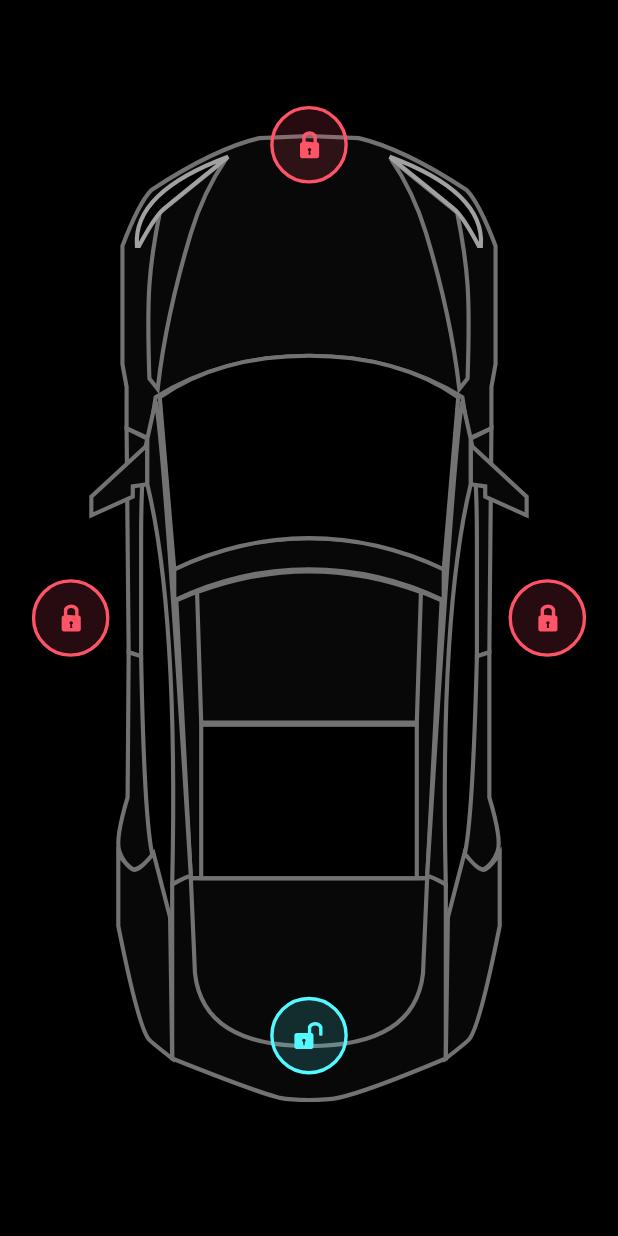
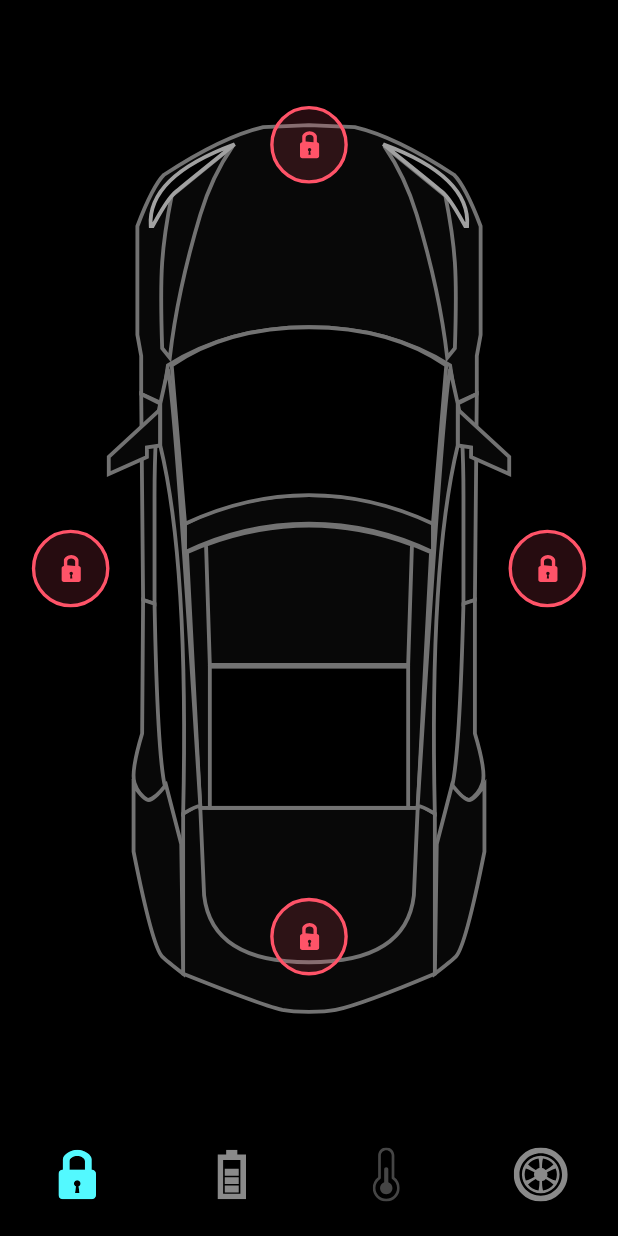
Before and after one commit to ElectroArmy/testa_car_animation_practice, a Flutter app: the screen it shows after launch, on a phone screen of 412 x 824 dp. Run offline on Flutter 3.47's test engine with Material 2 defaults, Android fonts, the light colour scheme and no system bars; our stand-ins replace flutter_svg.

Commit message:
#Lesson 2 End

```diff
--- a/lib/home_controller.dart
+++ b/lib/home_controller.dart
@@ -2,10 +2,20 @@ import 'package:flutter/cupertino.dart';
 
 class HomeController extends ChangeNotifier {
   //Declaring which got locked or unlocked
+  //Lesson 3 Code start ,
+  //BottomNav ontap with index is 0 or 1, 2, 3,
+  int selectedBottomTab = 0;
+
+  void onBottomNavigationTabChange(int index) {
+    selectedBottomTab = index;
+    notifyListeners();
+  }
+
+
   bool isRightDoorLock = true;
   bool isLeftDoorLock = true;
   bool isBonnetDoorLock = true;
-  bool isTrunkDoorLock = false;
+  bool isTrunkDoorLock = true;
 
 
   void updateRightDoorLock() {
--- a/lib/main.dart
+++ b/lib/main.dart
@@ -1,5 +1,4 @@
 import 'package:flutter/material.dart';
-
 import 'screens/home_screen.dart';
 
 void main() {
@@ -9,8 +8,10 @@ void main() {
 class MyApp extends StatelessWidget {
   // This widget is the root of your application.
   @override
+
   Widget build(BuildContext context) {
     return MaterialApp(
+
       title: 'Flutter Demo',
       debugShowCheckedModeBanner: false,
       theme: ThemeData(
@@ -19,6 +20,8 @@ class MyApp extends StatelessWidget {
         scaffoldBackgroundColor: Colors.black,
       ),
       home: HomeScreen(),
+
+
     );
   }
 }
--- /dev/null
+++ b/lib/screens/components/tesla_bottom_navbar.dart
@@ -0,0 +1,41 @@
+import 'package:flutter/material.dart';
+import 'package:flutter_svg/svg.dart';
+
+import '../../constants.dart';
+
+class TeslaBottomNavBar extends StatelessWidget {
+  const TeslaBottomNavBar({
+    Key? key,
+    required this.selectedTab,
+    required this.onTab,
+  }) : super(key: key);
+
+  final int selectedTab;
+  final ValueChanged<int> onTab;
+
+  @override
+  Widget build(BuildContext context) {
+    return BottomNavigationBar(
+      onTap: onTab,
+      currentIndex: selectedTab,
+      type: BottomNavigationBarType.fixed,
+        backgroundColor: Colors.black,
+        //Items added
+        items: List.generate(
+          navIconSrc.length,
+          (index) => BottomNavigationBarItem(
+            icon: SvgPicture.asset(
+              navIconSrc[index],
+              color: index == selectedTab ? primaryColor : Colors.white54),
+            label: "",
+          ),
+        ));
+  }
+}
+
+List<String> navIconSrc = [
+  "assets/icons/Lock.svg",
+  "assets/icons/Charge.svg",
+  "assets/icons/Temp.svg",
+  "assets/icons/Tyre.svg"
+];
--- a/lib/screens/home_screen.dart
+++ b/lib/screens/home_screen.dart
@@ -3,12 +3,60 @@ import 'package:flutter_svg/flutter_svg.dart';
 import 'package:tesla_car_animation_part_one/constants.dart';
 import 'package:tesla_car_animation_part_one/home_controller.dart';
 
+import 'components/battery_status.dart';
 import 'components/door_lock.dart';
+import 'components/tesla_bottom_navbar.dart';
 
-class HomeScreen extends StatelessWidget {
+class HomeScreen extends StatefulWidget {
+  //Battery and Space photo animation need Stateful State
+  //Thats why change stless from stful
   HomeScreen({Key? key}) : super(key: key);
-  //Declare homecontroller
+
+  @override
+  _HomeScreenState createState() => _HomeScreenState();
+}
+
+class _HomeScreenState extends State<HomeScreen>
+    with SingleTickerProviderStateMixin {
+  // with => added
   final HomeController _controller = HomeController();
+
+  late AnimationController _batteryAnimationController;
+  late Animation<double> _animationBattery;
+  late Animation<double> _animationBatteryStatus;
+
+  void setupBatteryAnimation() {
+    _batteryAnimationController = AnimationController(
+      vsync: this,
+      duration: Duration(milliseconds: 600),
+    );
+
+    _animationBattery = CurvedAnimation(
+      parent: _batteryAnimationController,
+      // Here the animation ENd on 0.5 / 300 millisec
+      curve: Interval(0.0, 0.5),
+    );
+
+    _animationBatteryStatus = CurvedAnimation(
+      parent: _batteryAnimationController,
+      // After upon ani stop on 0.5 sec => then start 0.6 ... hummm
+      // 0.6 == 360 milliseconds => Endon 600 millisec
+      curve: Interval(0.6, 1),
+    );
+  }
+
+  // State and Dispose LEsson 2
+  @override
+  void initState() {
+    setupBatteryAnimation();
+    super.initState();
+  }
+
+  @override
+  void dispose() {
+    _batteryAnimationController.dispose();
+    super.dispose();
+  }
 
   @override
   Widget build(BuildContext context) {
@@ -16,9 +64,30 @@ class HomeScreen extends StatelessWidget {
 
     //This animation needs on listenable => /home_controller
     return AnimatedBuilder(
-        animation: _controller,
-        builder: (context, snapshot) {
+        animation: Listenable.merge([_controller, _batteryAnimationController]),
+        builder: (context, _) {
+          //IF we need to see value on Screen
+          // print(_animationBattery.value);
+
           return Scaffold(
+            // Now time to add Bottom Nav Bar with Extract Method
+            bottomNavigationBar: TeslaBottomNavBar(
+              onTab: (index) {
+                //Lesson 3 Code Controller
+                //BottomNav Ontap controller index !=
+
+                //So once user click on battery tab then we want to start animations
+                if (index == 1)
+                  _batteryAnimationController.forward();
+                else if (_controller.selectedBottomTab == 1 && index != 1)
+                  _batteryAnimationController.reverse(from: 0.7);
+                // We can use _controller.selectedBottomTab == 1
+                // bcoz after check it change the tab.
+                _controller.onBottomNavigationTabChange(index);
+              },
+              selectedTab: _controller.selectedBottomTab,
+            ),
+
             body: SafeArea(
               child: LayoutBuilder(builder: (context, constrains) {
                 // Lockers rEd
@@ -33,53 +102,103 @@ class HomeScreen extends StatelessWidget {
                     ),
 
                     // Bonnets Front Parts Locker
-                    Positioned(
+                    // #3 Tuto Animation codes
+                    AnimatedPositioned(
+                      duration: defaultDuration,
                       //Top from AlignMent
-                      top: constrains.maxWidth * 0.17,
+                      top: _controller.selectedBottomTab == 0
+                          ? constrains.maxWidth * 0.17
+                          : constrains.maxWidth / 2,
 
+                      child: AnimatedOpacity(
+                        duration: defaultDuration,
+                        opacity: _controller.selectedBottomTab == 0 ? 1 : 0,
                         child: DoorLock(
                           //MasterHere
                           isLock: _controller.isBonnetDoorLock,
                           press: _controller.updateBonnetDoorLock,
                         ),
                       ),
-
+                    ),
 
                     //Right Hand Side Door Locked with red color
-                    Positioned(
+                    //#3 Lets animate lockMovement now
+                    AnimatedPositioned(
+                      duration: defaultDuration,
                       //All spaces of width multiply 0.1
-                      right: constrains.maxWidth * 0.05,
+                      right: _controller.selectedBottomTab == 0
+                          ? constrains.maxWidth * 0.05
+                          : constrains.maxWidth / 2,
 
+                      child: AnimatedOpacity(
+                        duration: defaultDuration,
+                        //We need to hide this lock from ontap event
+                        //Also animate to Opacity disappear when on tab Battery IconTab
+                        opacity: _controller.selectedBottomTab == 0 ? 1 : 0,
                         child: DoorLock(
                           isLock: _controller.isRightDoorLock,
                           press: _controller.updateRightDoorLock,
                         ),
                       ),
+                    ),
 
+                    // Left Hand Side Locker
+                    AnimatedPositioned(
+                      duration: defaultDuration,
+                      //All spaces of width multiply 0.1
+                      // Animated on #3
+                      left: _controller.selectedBottomTab == 0
+                          ? constrains.maxWidth * 0.05
+                          : constrains.maxWidth / 2,
 
-                    // Left Hand
-                    Positioned(
-                      //All spaces of width multiply 0.1
-                      left: constrains.maxWidth * 0.05,
-
+                      child: AnimatedOpacity(
+                        duration: defaultDuration,
+                        opacity: _controller.selectedBottomTab == 0 ? 1 : 0,
                         child: DoorLock(
-                        //MasterHere
+                          //MasterHere Lesson 2
                           isLock: _controller.isLeftDoorLock,
                           press: _controller.updateLeftDoorLock,
                         ),
                       ),
-
+                    ),
 
                     // Bottom BackParts Locker
 
-                    Positioned(
+                    AnimatedPositioned(
+                      duration: defaultDuration,
                       //Bottom from AlignMent
-                      bottom: constrains.maxWidth * 0.26,
+                      bottom: _controller.selectedBottomTab == 0
+                          ? constrains.maxWidth * 0.26
+                          : constrains.maxWidth / 2,
 
+                      child: AnimatedOpacity(
+                        duration: defaultDuration,
+                        opacity: _controller.selectedBottomTab == 0 ? 1 : 0,
                         child: DoorLock(
                           //MasterHere
                           isLock: _controller.isTrunkDoorLock,
                           press: _controller.updateTrunkDoorLock,
+                        ),
+                      ),
+                    ),
+                    //SvgPicture.asset("assets/icons/Battery.svg",
+                    //width: constrains.maxWidth * 0.34),
+                    //This is Battery upon Tesla Car
+                    // Need animation and controller.
+                    // BATTERY
+                    Opacity(
+                      opacity: _animationBattery.value,
+                      child: SvgPicture.asset("assets/icons/Battery.svg",
+                          width: constrains.maxWidth * 0.34),
+                    ),
+                    Positioned(
+                      // The animation value start at 0 and end on 1,
+                      top: 50 * (1 - _animationBatteryStatus.value),
+                      height: constrains.maxHeight,
+                      width: constrains.maxWidth,
+                      child: Opacity(
+                        opacity: _animationBatteryStatus.value,
+                        child: BatteryStatus(constrains: constrains),
                       ),
                     ),
                   ],
--- a/pubspec.yaml
+++ b/pubspec.yaml
@@ -29,6 +29,7 @@ dependencies:
   # Use with the CupertinoIcons class for iOS style icons.
   cupertino_icons: ^1.0.2
   flutter_svg: ^0.22.0
+  simple_animations: ^4.0.0
 
 dev_dependencies:
   flutter_test:
```
Also changed, not shown: lib/screens/components/battery_status.dart (added, +55 -0 lines), assets/icons/sp2.jpeg (added), pubspec.lock. Lines whose indentation alone changed are shown as unchanged.
